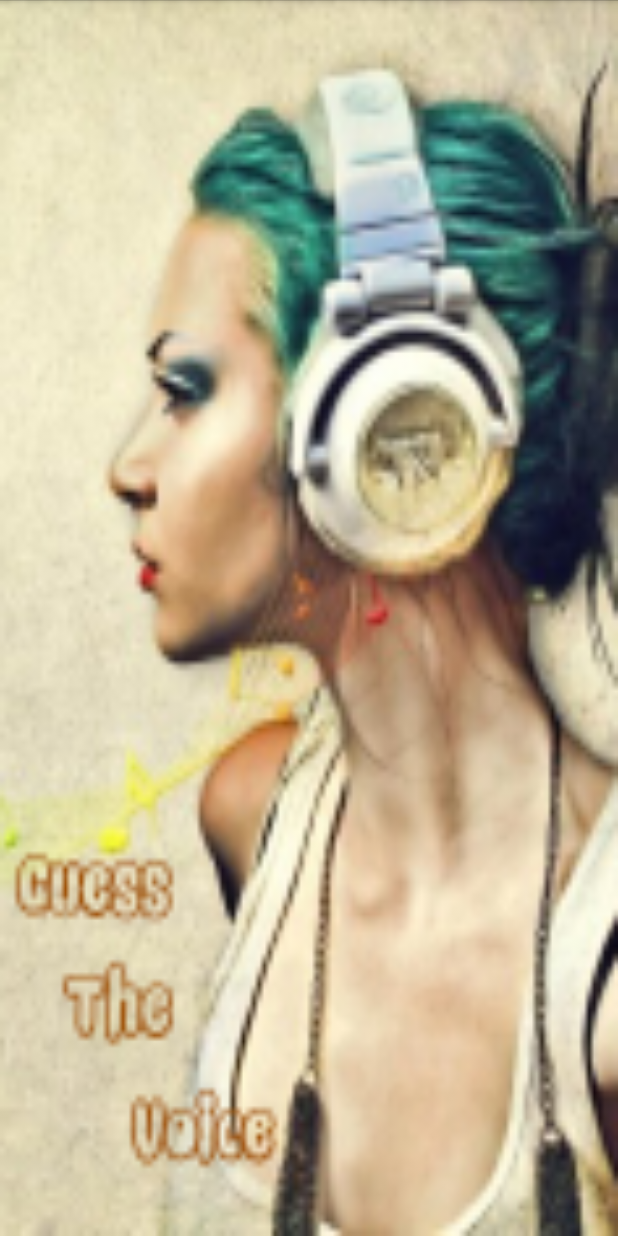
After one commit to team-LRP/Guess_The_Voice, an Android app: the SplashScreen screen opened directly, with no data from a screen before it, on a phone screen of 412 x 824 dp. The commit adds this screen. Run offline under Robolectric (Android 15) with nearby library versions, the phone set to English and light mode, and no system bars.

Commit message:
Added SPLASH SCREEN with song and background

```diff
--- a/teamlrp/src/main/AndroidManifest.xml
+++ b/teamlrp/src/main/AndroidManifest.xml
@@ -20,6 +20,10 @@
             android:name="in.co.teamlrp.guessthevoice.MainActivity2"
             android:label="@string/title_activity_main_activity2" >
         </activity>
+        <activity
+            android:name="in.co.teamlrp.guessthevoice.SplashScreen"
+            android:label="@string/title_activity_splash_screen" >
+        </activity>
     </application>
 
 </manifest>
--- /dev/null
+++ b/teamlrp/src/main/java/in/co/teamlrp/guessthevoice/SplashScreen.java
@@ -0,0 +1,48 @@
+package in.co.teamlrp.guessthevoice;
+
+import android.app.Activity;
+import android.content.Intent;
+import android.media.MediaPlayer;
+import android.os.Bundle;
+import android.os.Handler;
+import android.view.Menu;
+import android.view.MenuItem;
+import android.view.Window;
+import android.view.WindowManager;
+
+
+public class SplashScreen extends Activity {
+
+
+    private final int SPLASH_DISPLAY_LENGHT = 9000;
+
+    /** Called when the activity is first created. */
+    @Override
+    public void onCreate(Bundle savedInstanceState) {
+
+        MediaPlayer mPlayer = MediaPlayer.create(this, R.raw.letsgetstarted);
+        mPlayer.start();
+
+
+        super.onCreate(savedInstanceState);
+
+        requestWindowFeature(Window.FEATURE_NO_TITLE);
+        getWindow().setFlags(WindowManager.LayoutParams.FLAG_FULLSCREEN,
+                WindowManager.LayoutParams.FLAG_FULLSCREEN);
+        setContentView(R.layout.splash_screen);
+
+/* New Handler to start the Menu-Activity
+         * and close this Splash-Screen after some seconds.*/
+        new Handler().postDelayed(new Runnable(){
+            @Override
+            public void run() {
+                                               /* Create an Intent that will start the Menu-Activity. */
+                Intent mainIntent = new Intent(SplashScreen.this,MainActivity.class);
+                SplashScreen.this.startActivity(mainIntent);
+                SplashScreen.this.finish();
+            }
+        }, SPLASH_DISPLAY_LENGHT);
+    }
+
+
+}
--- /dev/null
+++ b/teamlrp/src/main/res/layout/splash_screen.xml
@@ -0,0 +1,14 @@
+<?xml version="1.0" encoding="utf-8"?>
+
+<RelativeLayout xmlns:android="http://schemas.android.com/apk/res/android"
+    android:layout_width="match_parent"
+    android:layout_height="match_parent"
+    android:background="@drawable/guesssplash" >
+
+    <MediaController
+        android:layout_width="wrap_content"
+        android:layout_height="wrap_content"
+        android:id="@+id/mediaController"></MediaController>
+
+
+</RelativeLayout>
--- a/teamlrp/src/main/res/values/strings.xml
+++ b/teamlrp/src/main/res/values/strings.xml
@@ -5,5 +5,6 @@
     <string name="hello_world">Hello world!</string>
     <string name="action_settings">Settings</string>
     <string name="title_activity_main_activity2">MainActivity2</string>
+    <string name="title_activity_splash_screen">SplashScreen</string>
 
 </resources>
```
Also changed, not shown: teamlrp/src/main/res/menu/splash_screen.xml (added, +9 -0 lines), teamlrp/src/main/res/drawable-xxhdpi/guesssplash.jpg (added), teamlrp/src/main/res/drawable/guesssplash.jpg (added).
